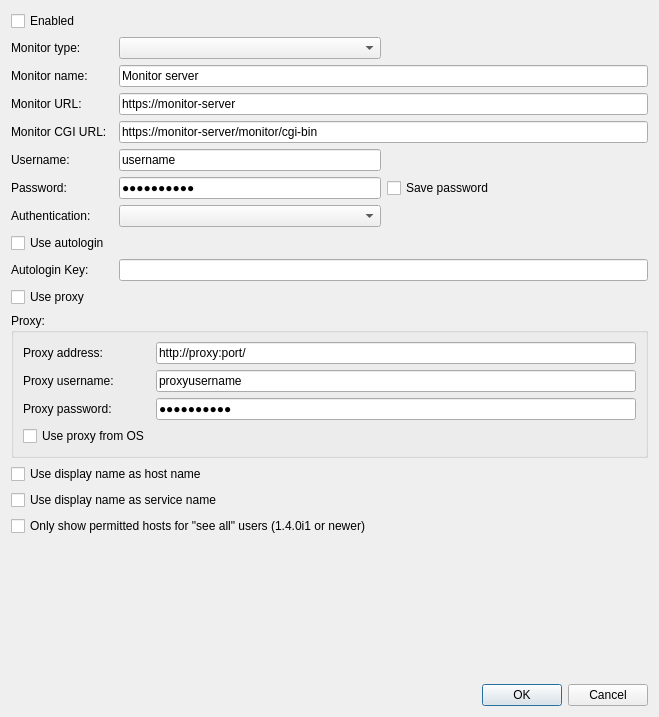
This is Nagstamon/QUI/settings_server.ui in HenriWahl/Nagstamon as Qt 5 draws it before an edit. The edited form follows.
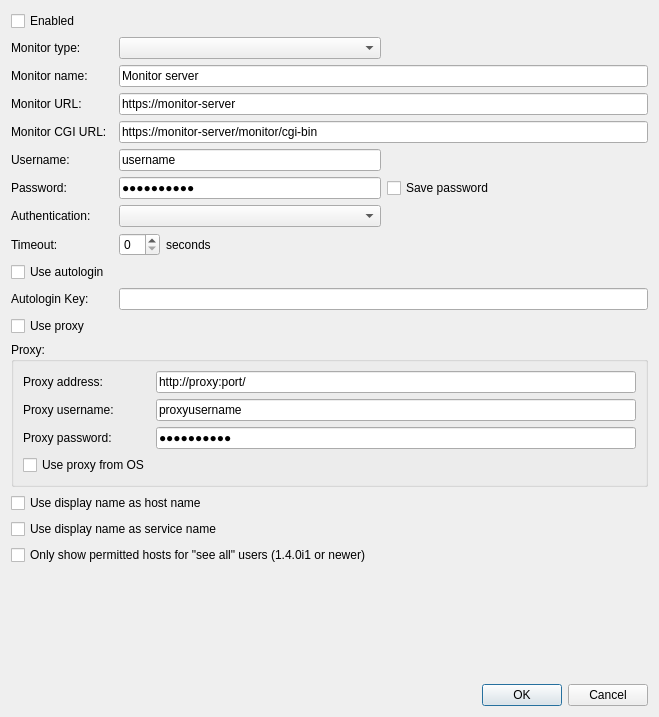
This is the edited form.

Commit message: added timeout value for servers

Patch:
```diff
--- a/Nagstamon/QUI/settings_server.ui
+++ b/Nagstamon/QUI/settings_server.ui
@@ -73,6 +73,9 @@
      </property>
     </widget>
    </item>
+   <item row="1" column="2">
+    <widget class="QComboBox" name="input_combobox_type"/>
+   </item>
    <item row="8" column="2">
     <widget class="QLineEdit" name="input_lineedit_password">
      <property name="text">
@@ -83,31 +86,28 @@
      </property>
     </widget>
    </item>
-   <item row="1" column="2">
-    <widget class="QComboBox" name="input_combobox_type"/>
-   </item>
-   <item row="15" column="0">
+   <item row="16" column="0">
     <widget class="QCheckBox" name="input_checkbox_use_proxy">
      <property name="text">
       <string>Use proxy</string>
      </property>
     </widget>
    </item>
-   <item row="10" column="0" colspan="3">
+   <item row="11" column="0" colspan="3">
     <widget class="QCheckBox" name="input_checkbox_use_autologin">
      <property name="text">
       <string>Use autologin</string>
      </property>
     </widget>
    </item>
-   <item row="21" column="0" colspan="3">
+   <item row="22" column="0" colspan="3">
     <widget class="QCheckBox" name="input_checkbox_use_display_name_host">
      <property name="text">
       <string>Use display name as host name</string>
      </property>
     </widget>
    </item>
-   <item row="16" column="0" colspan="4">
+   <item row="17" column="0" colspan="4">
     <widget class="QGroupBox" name="proxy_groupbox">
      <property name="title">
       <string>Proxy:</string>
@@ -186,7 +186,7 @@
      </layout>
     </widget>
    </item>
-   <item row="25" column="3">
+   <item row="26" column="3">
     <widget class="QDialogButtonBox" name="button_box">
      <property name="orientation">
       <enum>Qt::Horizontal</enum>
@@ -196,7 +196,7 @@
      </property>
     </widget>
    </item>
-   <item row="11" column="0">
+   <item row="12" column="0">
     <widget class="QLabel" name="label_autologin_key">
      <property name="sizePolicy">
       <sizepolicy hsizetype="Minimum" vsizetype="Preferred">
@@ -235,7 +235,7 @@
      </property>
     </widget>
    </item>
-   <item row="23" column="0" colspan="3">
+   <item row="24" column="0" colspan="3">
     <widget class="QCheckBox" name="input_checkbox_force_authuser">
      <property name="text">
       <string>Only show permitted hosts for &quot;see all&quot; users (1.4.0i1 or newer)</string>
@@ -255,7 +255,7 @@
      </property>
     </widget>
    </item>
-   <item row="22" column="0" colspan="3">
+   <item row="23" column="0" colspan="3">
     <widget class="QCheckBox" name="input_checkbox_use_display_name_service">
      <property name="text">
       <string>Use display name as service name</string>
@@ -276,7 +276,7 @@
      </property>
     </widget>
    </item>
-   <item row="11" column="2" colspan="2">
+   <item row="12" column="2" colspan="2">
     <widget class="QLineEdit" name="input_lineedit_autologin_key">
      <property name="text">
       <string/>
@@ -296,6 +296,9 @@
      </property>
     </widget>
    </item>
+   <item row="9" column="2">
+    <widget class="QComboBox" name="input_combobox_authentication"/>
+   </item>
    <item row="0" column="0" colspan="4">
     <widget class="QCheckBox" name="input_checkbox_enabled">
      <property name="text">
@@ -310,7 +313,7 @@
      </property>
     </widget>
    </item>
-   <item row="24" column="0" colspan="4">
+   <item row="25" column="0" colspan="4">
     <spacer name="verticalSpacer">
      <property name="orientation">
       <enum>Qt::Vertical</enum>
@@ -323,8 +326,39 @@
      </property>
     </spacer>
    </item>
-   <item row="9" column="2">
-    <widget class="QComboBox" name="input_combobox_authentication"/>
+   <item row="10" column="0">
+    <widget class="QLabel" name="label_timeout">
+     <property name="text">
+      <string>Timeout:</string>
+     </property>
+    </widget>
+   </item>
+   <item row="10" column="2">
+    <layout class="QHBoxLayout" name="horizontalLayout">
+     <item>
+      <widget class="QSpinBox" name="input_spinbox_timeout"/>
+     </item>
+     <item>
+      <widget class="QLabel" name="label_timeout_sec">
+       <property name="text">
+        <string>seconds</string>
+       </property>
+      </widget>
+     </item>
+     <item>
+      <spacer name="horizontalSpacer">
+       <property name="orientation">
+        <enum>Qt::Horizontal</enum>
+       </property>
+       <property name="sizeHint" stdset="0">
+        <size>
+         <width>40</width>
+         <height>20</height>
+        </size>
+       </property>
+      </spacer>
+     </item>
+    </layout>
    </item>
   </layout>
  </widget>
```
The commit also changes 6 other files.
